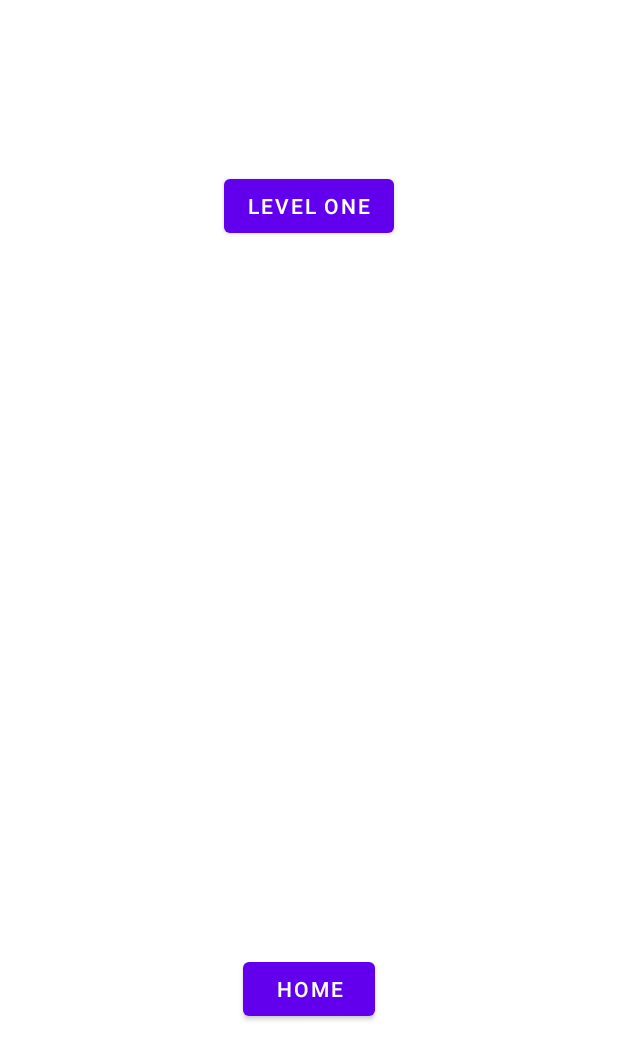
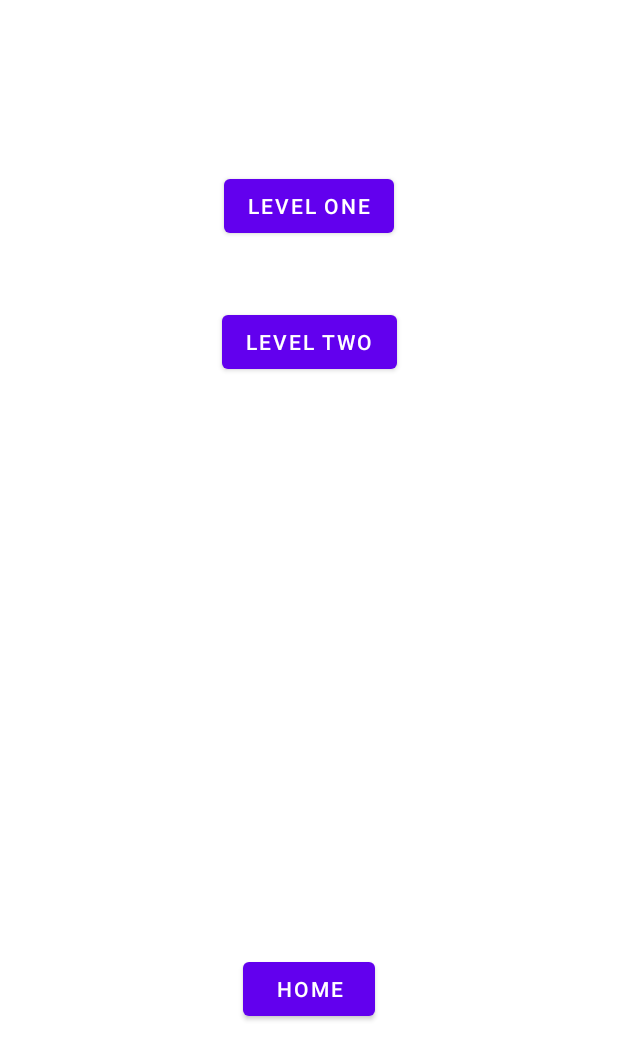
Before and after one commit to zrogerye/NoteGuesser, an Android app: the levels screen opened directly, with no data from a screen before it, on a phone screen of 412 x 824 dp. Shown: the top 1060 px of the screen. Run offline under Robolectric (Android 15) with nearby library versions, the phone set to English and light mode, and no system bars.

Commit message:
added files

```diff
--- a/app/src/main/AndroidManifest.xml
+++ b/app/src/main/AndroidManifest.xml
@@ -9,6 +9,9 @@
         android:roundIcon="@mipmap/ic_launcher_round"
         android:supportsRtl="true"
         android:theme="@style/Theme.NoteGuesser">
+        <activity
+            android:name=".levelTwo"
+            android:exported="true" />
         <activity
             android:name=".levelOne"
             android:exported="true" />
--- a/app/src/main/java/com/example/noteguesser/levels.java
+++ b/app/src/main/java/com/example/noteguesser/levels.java
@@ -17,6 +17,7 @@ public class levels extends AppCompatActivity {
 
         configureBackButton();
         configureLevelOneButton();
+        configureLevelTwoButton();
     }
 
     private void configureLevelOneButton(){
@@ -25,6 +26,16 @@ public class levels extends AppCompatActivity {
             @Override
             public void onClick(View view) {
                 startActivity(new Intent(levels.this, levelOne.class));
+            }
+        });
+    }
+
+    private void configureLevelTwoButton(){
+        Button levelOneButton = (Button) findViewById(R.id.levelTwo);
+        levelOneButton.setOnClickListener(new View.OnClickListener() {
+            @Override
+            public void onClick(View view) {
+                startActivity(new Intent(levels.this, levelTwo.class));
             }
         });
     }
--- a/app/src/main/res/layout/activity_levels.xml
+++ b/app/src/main/res/layout/activity_levels.xml
@@ -38,4 +38,20 @@
         app:layout_constraintStart_toStartOf="parent"
         app:layout_constraintTop_toTopOf="parent" />
 
+    <Button
+        android:id="@+id/levelTwo"
+        android:layout_width="wrap_content"
+        android:layout_height="wrap_content"
+        android:layout_marginStart="159dp"
+        android:layout_marginLeft="159dp"
+        android:layout_marginTop="31dp"
+        android:layout_marginEnd="159dp"
+        android:layout_marginRight="159dp"
+        android:layout_marginBottom="372dp"
+        android:text="Level Two"
+        app:layout_constraintBottom_toTopOf="@+id/back"
+        app:layout_constraintEnd_toEndOf="parent"
+        app:layout_constraintStart_toStartOf="parent"
+        app:layout_constraintTop_toBottomOf="@+id/levelOne" />
+
 </androidx.constraintlayout.widget.ConstraintLayout>
```
Also changed, not shown: app/src/main/java/com/example/noteguesser/levelTwo.java (added, +40 -0 lines), app/src/main/res/layout/activity_level_two.xml (added, +24 -0 lines).
